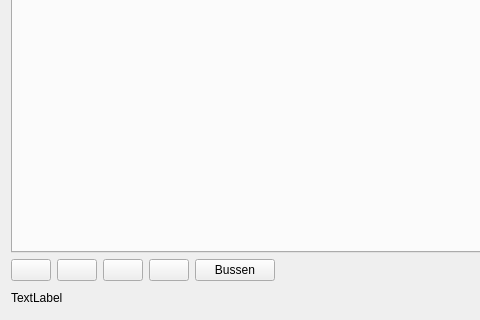
Old version of the form buurtijd_deelnemers.ui in the repository vvim/BT_deelnemers; both pictures show x 0 to 480 and y 531 to 851 of the 750 by 851 pixel window.
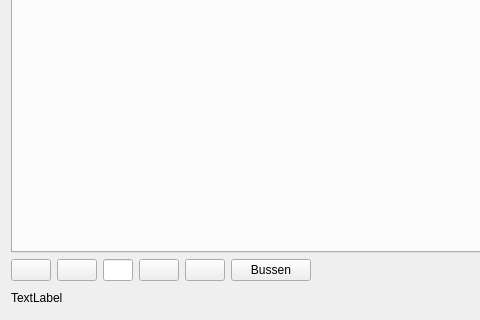
New version of the form. Icons and pictures are not drawn. Custom widgets are drawn as their Qt base class.

Commit message: adding an 'id' field to the ui

The edit to the form file:
```diff
--- a/buurtijd_deelnemers.ui
+++ b/buurtijd_deelnemers.ui
@@ -672,6 +672,19 @@
        </property>
       </widget>
      </item>
+     <item>
+      <widget class="QLineEdit" name="le_id">
+       <property name="maximumSize">
+        <size>
+         <width>30</width>
+         <height>16777215</height>
+        </size>
+       </property>
+       <property name="readOnly">
+        <bool>true</bool>
+       </property>
+      </widget>
+     </item>
      <item>
       <widget class="QPushButton" name="pushButton_next">
        <property name="toolTip">
```
The commit also changes 1 other file.
